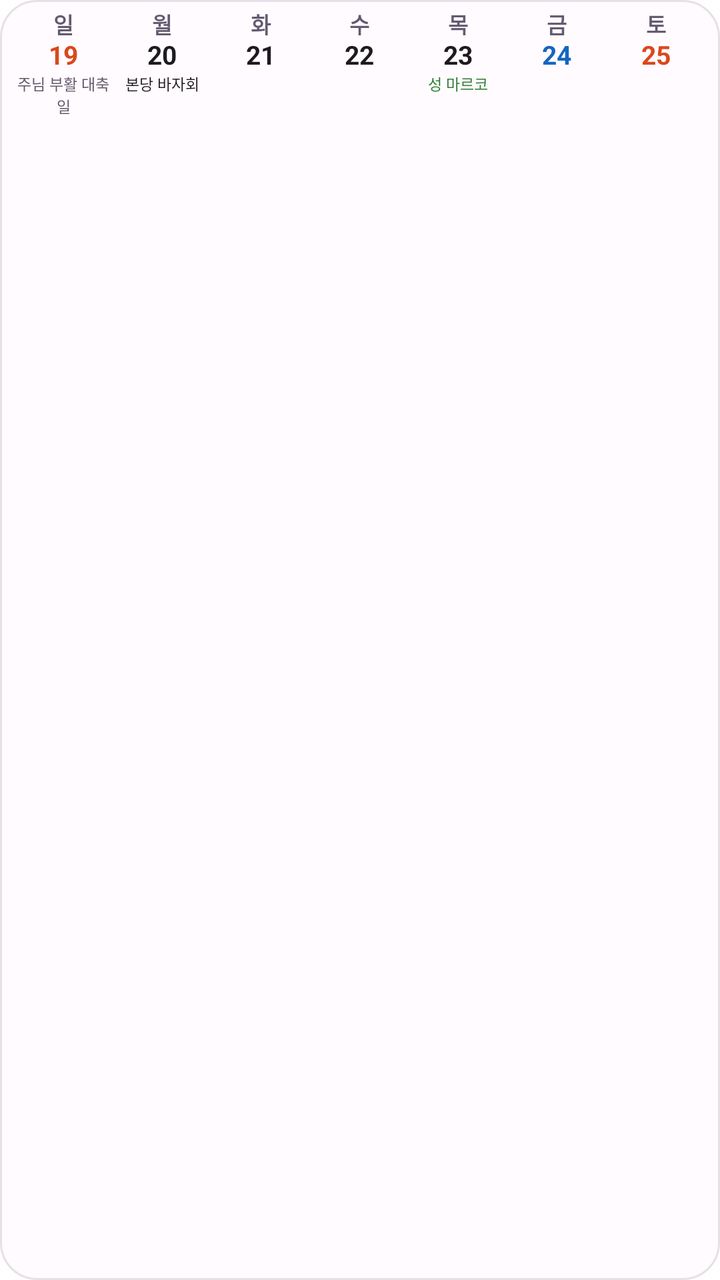
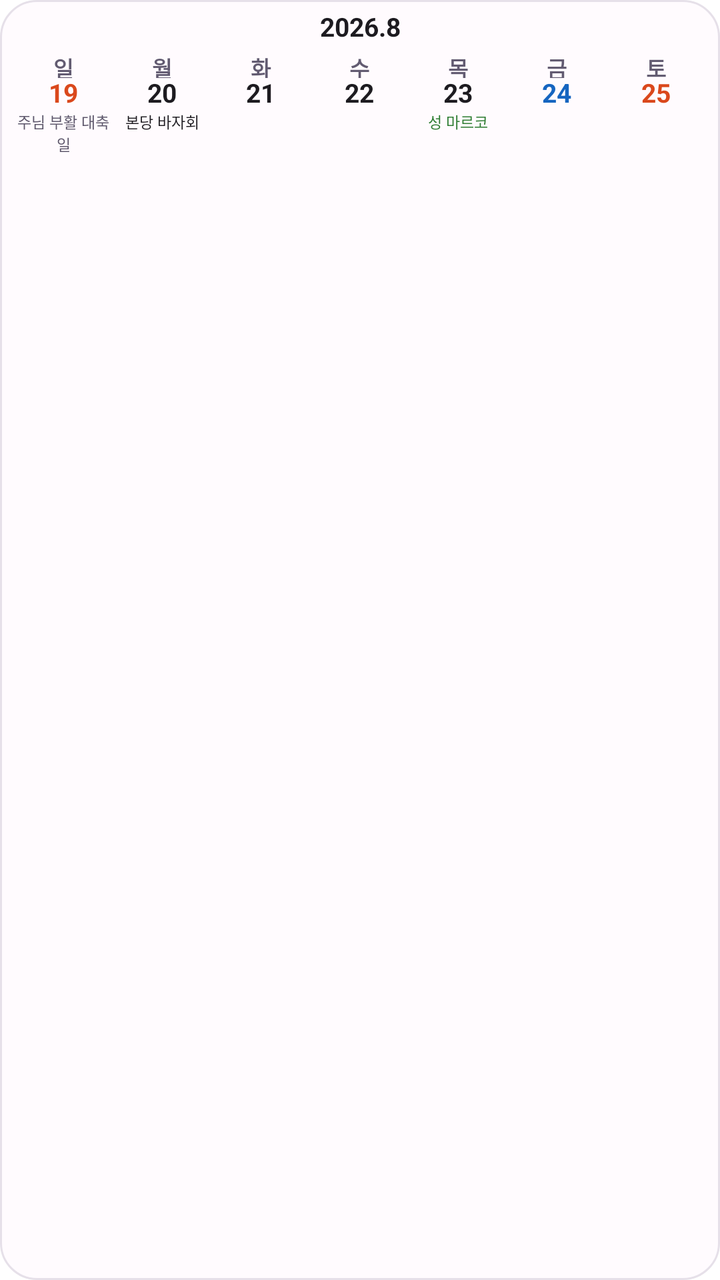

Two renders of the same Android screen: before a commit and after it. Below are the layout's source before the change and the commit's diff.
<!-- AndroidManifest.xml: fallback theme Theme.MaterialComponents.DayNight.NoActionBar -->
<!-- res/layout/today_widget_week_preview.xml -->
<?xml version="1.0" encoding="utf-8"?>
<LinearLayout xmlns:android="http://schemas.android.com/apk/res/android"
    android:layout_width="match_parent"
    android:layout_height="match_parent"
    android:background="@drawable/today_widget_background"
    android:orientation="vertical"
    android:paddingStart="7dp"
    android:paddingTop="4dp"
    android:paddingEnd="7dp"
    android:paddingBottom="4dp">

    <LinearLayout
        android:layout_width="match_parent"
        android:layout_height="16dp"
        android:orientation="horizontal">

        <TextView style="@style/TodayWidgetWeekday" android:text="일" />
        <TextView style="@style/TodayWidgetWeekday" android:text="월" />
        <TextView style="@style/TodayWidgetWeekday" android:text="화" />
        <TextView style="@style/TodayWidgetWeekday" android:text="수" />
        <TextView style="@style/TodayWidgetWeekday" android:text="목" />
        <TextView style="@style/TodayWidgetWeekday" android:text="금" />
        <TextView style="@style/TodayWidgetWeekday" android:text="토" />
    </LinearLayout>

    <LinearLayout
        android:layout_width="match_parent"
        android:layout_height="0dp"
        android:layout_weight="1"
        android:orientation="horizontal">

        <LinearLayout
            android:layout_width="0dp"
            android:layout_height="match_parent"
            android:layout_weight="1"
            android:orientation="vertical">

            <TextView
                android:layout_width="match_parent"
                android:layout_height="16dp"
                android:gravity="center"
                android:includeFontPadding="false"
                android:text="19"
                android:textColor="#DA481C"
                android:textSize="13sp"
                android:textStyle="bold" />

            <TextView
                android:layout_width="match_parent"
                android:layout_height="0dp"
                android:layout_weight="1"
                android:ellipsize="end"
                android:gravity="top|center_horizontal"
                android:includeFontPadding="false"
                android:maxLines="2"
                android:text="주님 부활 대축일"
                android:textColor="#5D576B"
                android:textSize="7.5sp" />
        </LinearLayout>

        <LinearLayout
            android:layout_width="0dp"
            android:layout_height="match_parent"
            android:layout_weight="1"
            android:orientation="vertical">

            <TextView
                android:layout_width="match_parent"
                android:layout_height="16dp"
                android:gravity="center"
                android:includeFontPadding="false"
                android:text="20"
                android:textColor="#1D1B20"
                android:textSize="13sp"
                android:textStyle="bold" />

            <TextView
                android:layout_width="match_parent"
                android:layout_height="0dp"
                android:layout_weight="1"
                android:ellipsize="end"
                android:gravity="top|center_horizontal"
                android:includeFontPadding="false"
                android:maxLines="2"
                android:text="본당 바자회"
                android:textColor="#1D1B20"
                android:textSize="7.5sp" />
        </LinearLayout>

        <LinearLayout
            android:layout_width="0dp"
            android:layout_height="match_parent"
            android:layout_weight="1"
            android:orientation="vertical">

            <TextView
                android:layout_width="match_parent"
                android:layout_height="16dp"
                android:gravity="center"
                android:includeFontPadding="false"
                android:text="21"
                android:textColor="#1D1B20"
                android:textSize="13sp"
                android:textStyle="bold" />
        </LinearLayout>

        <LinearLayout
            android:layout_width="0dp"
            android:layout_height="match_parent"
            android:layout_weight="1"
            android:orientation="vertical">

            <TextView
                android:layout_width="match_parent"
                android:layout_height="16dp"
                android:gravity="center"
                android:includeFontPadding="false"
                android:text="22"
                android:textColor="#1D1B20"
                android:textSize="13sp"
                android:textStyle="bold" />
        </LinearLayout>

        <LinearLayout
            android:layout_width="0dp"
            android:layout_height="match_parent"
            android:layout_weight="1"
            android:orientation="vertical">

            <TextView
                android:layout_width="match_parent"
                android:layout_height="16dp"
                android:gravity="center"
                android:includeFontPadding="false"
                android:text="23"
                android:textColor="#1D1B20"
                android:textSize="13sp"
                android:textStyle="bold" />

            <TextView
                android:layout_width="match_parent"
                android:layout_height="0dp"
                android:layout_weight="1"
                android:ellipsize="end"
                android:gravity="top|center_horizontal"
                android:includeFontPadding="false"
                android:maxLines="2"
                android:text="성 마르코"
                android:textColor="#2E7D32"
                android:textSize="7.5sp" />
        </LinearLayout>

        <LinearLayout
            android:layout_width="0dp"
            android:layout_height="match_parent"
            android:layout_weight="1"
            android:orientation="vertical">

            <TextView
                android:layout_width="match_parent"
                android:layout_height="16dp"
                android:gravity="center"
                android:includeFontPadding="false"
                android:text="24"
                android:textColor="#1565C0"
                android:textSize="13sp"
                android:textStyle="bold" />
        </LinearLayout>

        <LinearLayout
            android:layout_width="0dp"
            android:layout_height="match_parent"
            android:layout_weight="1"
            android:orientation="vertical">

            <TextView
                android:layout_width="match_parent"
                android:layout_height="16dp"
                android:gravity="center"
                android:includeFontPadding="false"
                android:text="25"
                android:textColor="#DA481C"
                android:textSize="13sp"
                android:textStyle="bold" />
        </LinearLayout>
    </LinearLayout>

</LinearLayout>
<!-- resources referenced by this layout -->
<resources>
  <!-- drawable today_widget_background (drawable) -->
  <?xml version="1.0" encoding="utf-8"?>
  <shape xmlns:android="http://schemas.android.com/apk/res/android">
      <solid android:color="#FFFBFE" />
      <corners android:radius="18dp" />
      <stroke
          android:width="1dp"
          android:color="#E6E0E9" />
  </shape>
  <style name="TodayWidgetWeekday">
          <item name="android:layout_width">0dp</item>
          <item name="android:layout_height">match_parent</item>
          <item name="android:layout_weight">1</item>
          <item name="android:gravity">center</item>
          <item name="android:includeFontPadding">false</item>
          <item name="android:textColor">#625B71</item>
          <item name="android:textSize">11sp</item>
          <item name="android:textStyle">bold</item>
      </style>
</resources>

<!-- the commit's change to res/layout/today_widget_week_preview.xml (unified diff, before → after) -->
@@ -5,13 +5,30 @@
     android:background="@drawable/today_widget_background"
     android:orientation="vertical"
     android:paddingStart="7dp"
-    android:paddingTop="4dp"
+    android:paddingTop="2dp"
     android:paddingEnd="7dp"
-    android:paddingBottom="4dp">
+    android:paddingBottom="2dp">
+
+    <FrameLayout
+        android:layout_width="match_parent"
+        android:layout_height="24dp"
+        android:paddingTop="4dp"
+        android:paddingBottom="4dp">
+
+        <TextView
+            android:layout_width="match_parent"
+            android:layout_height="match_parent"
+            android:gravity="center"
+            android:includeFontPadding="false"
+            android:text="2026.8"
+            android:textColor="#1D1B20"
+            android:textSize="13sp"
+            android:textStyle="bold" />
+    </FrameLayout>
 
     <LinearLayout
         android:layout_width="match_parent"
-        android:layout_height="16dp"
+        android:layout_height="13dp"
         android:orientation="horizontal">
 
         <TextView style="@style/TodayWidgetWeekday" android:text="일" />
